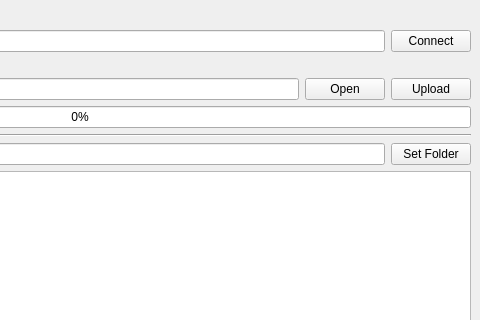
Old version of the form tebrafile/mainwindow.ui in the repository MATF-RS20/RS022-tebrafile; both pictures show x 320 to 800 and y 0 to 320 of the 800 by 600 pixel window.
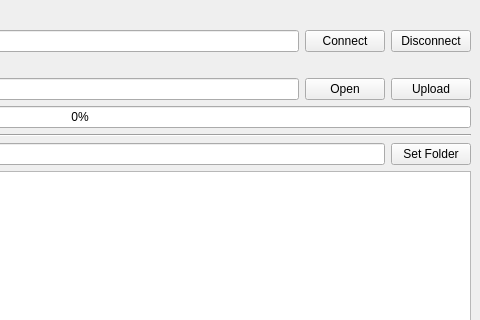
New version of the form.

Commit message: improve dialog, but bug exists

The edit to the form file:
```diff
--- a/tebrafile/mainwindow.ui
+++ b/tebrafile/mainwindow.ui
@@ -44,6 +44,13 @@
         </property>
        </widget>
       </item>
+      <item>
+       <widget class="QPushButton" name="disconnectButton">
+        <property name="text">
+         <string>Disconnect</string>
+        </property>
+       </widget>
+      </item>
      </layout>
     </item>
     <item>
```
The commit also changes 6 other files.
